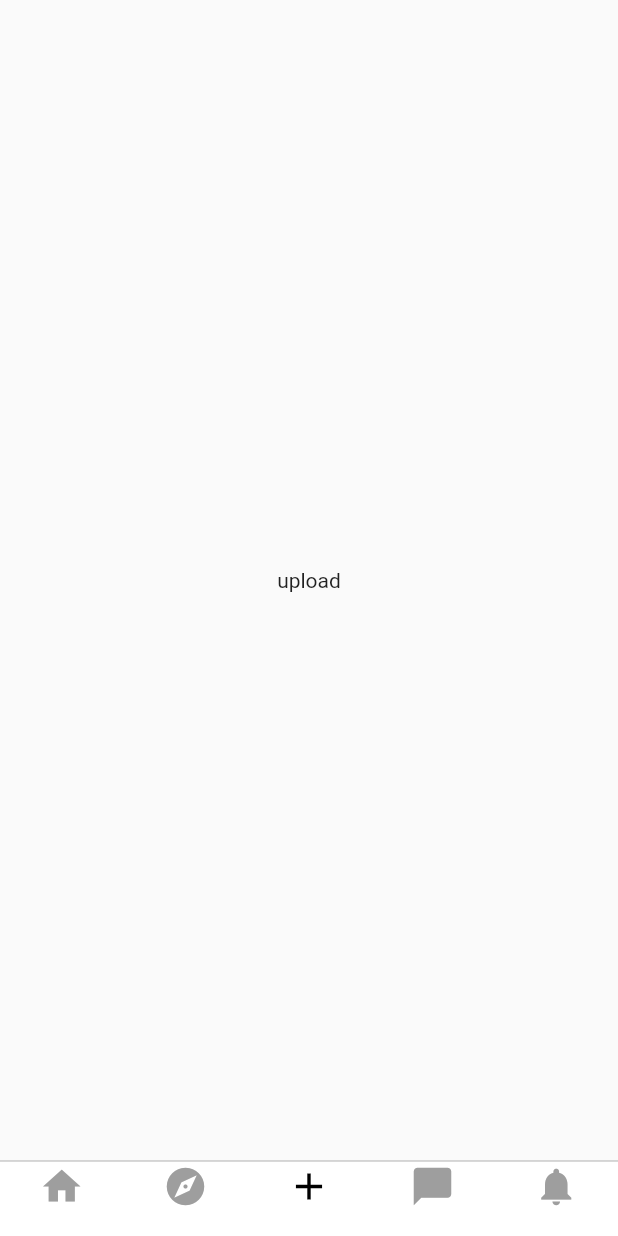
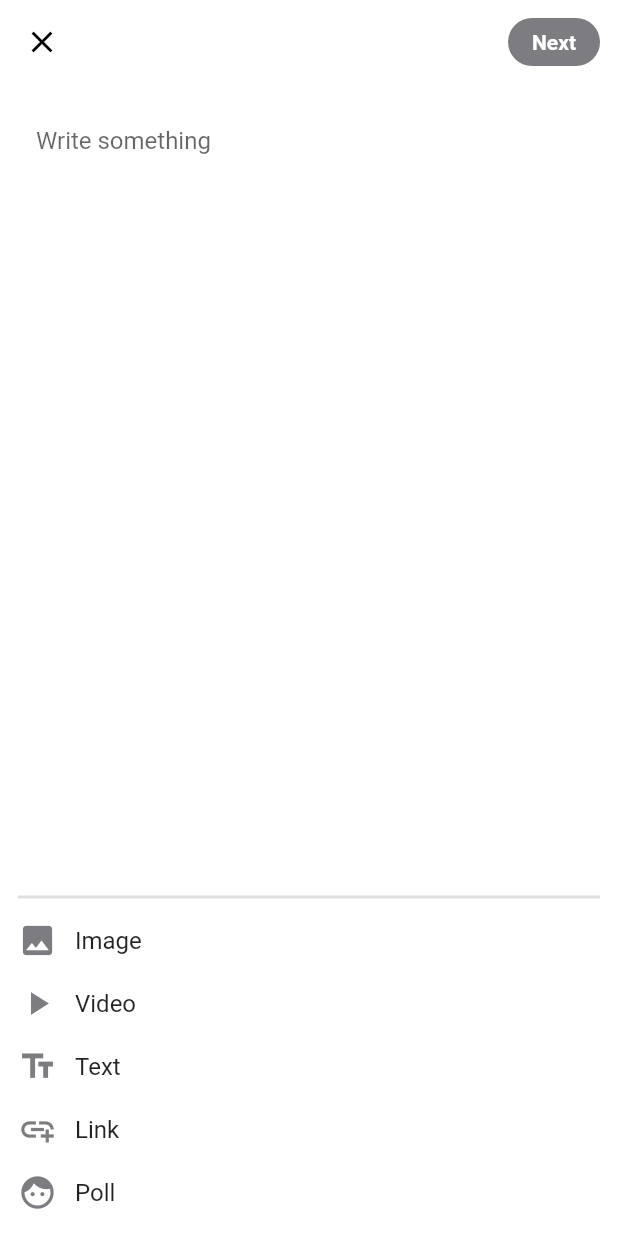
Before and after one commit to dangpham205/Flutter-Reddit-UI-Clone, a Flutter app: the screen it shows after launch, after a tap on "Sign up with Google", after a tap on the "add" icon, on a phone screen of 412 x 824 dp. Run offline on Flutter 3.47's test engine with Material 2 defaults, Android fonts, the phone set to English and light mode, and no system bars.

Commit message:
upload screen done

```diff
--- a/lib/views/base_screen.dart
+++ b/lib/views/base_screen.dart
@@ -53,7 +53,7 @@ class _BaseScreenState extends State<BaseScreen> {
     // user này có thể null vì lúc đầu có thể chưa kết nối tới firebase kịp để get
     return Scaffold(
       body: PageView(
-        children: const[
+        children: const [
           HomeScreen(),
           ExploreScreen(),
           UploadScreen(),
@@ -86,9 +86,17 @@ class _BaseScreenState extends State<BaseScreen> {
                 label: '',
                 backgroundColor: Colors.white),
             BottomNavigationBarItem(
-                icon: Icon(
-                  Icons.add,
-                  color: tabColor(2),
+                icon: InkWell(
+                  onTap: () {
+                    Navigator.of(context).push(MaterialPageRoute(builder: (context) => const UploadScreen()));
+                  },
+                  child: Padding(
+                    padding: const EdgeInsets.symmetric(horizontal: 12),
+                    child: Icon(
+                      Icons.add,
+                      color: tabColor(2),
+                    ),
+                  ),
                 ),
                 label: '',
                 backgroundColor: Colors.white),
--- a/lib/views/main_screens/upload_screen.dart
+++ b/lib/views/main_screens/upload_screen.dart
@@ -1,4 +1,6 @@
 import 'package:flutter/material.dart';
+
+import '../../constants/colors.dart';
 
 class UploadScreen extends StatefulWidget {
   const UploadScreen({ Key? key }) : super(key: key);
@@ -8,10 +10,129 @@ class UploadScreen extends StatefulWidget {
 }
 
 class _UploadScreenState extends State<UploadScreen> {
+
+  final TextEditingController controller = TextEditingController();
+
+  @override
+  void initState() {
+    super.initState();
+    controller.addListener(() {
+      setState(() {}); // setState every time text changes
+    });
+  }
+  @override
+  void dispose() {
+    super.dispose();
+    controller.dispose();
+  }
   @override
   Widget build(BuildContext context) {
-    return Center(
-      child: Text('upload'),
+    return Scaffold(
+      appBar: AppBar(
+        backgroundColor: Colors.white,
+        elevation: 0,
+        leading: InkWell(
+          onTap: () {
+            Navigator.of(context).pop();
+          },
+          child: const Icon(Icons.close)
+        ),
+        actions: [
+          Column(
+            mainAxisAlignment: MainAxisAlignment.center,
+            mainAxisSize: MainAxisSize.min,
+            children: [
+              Container(
+                padding: const EdgeInsets.symmetric(vertical: 8, horizontal: 16),
+                decoration: BoxDecoration(
+                  borderRadius: const BorderRadius.vertical(
+                    bottom: Radius.circular(26.0),
+                    top: Radius.circular(26.0)
+                  ),
+                  color: controller.text.isNotEmpty  ? darkblue : textColor2,
+                ),
+                  child: const Center(
+                    child: Text(
+                      'Next',
+                      style: TextStyle(
+                        color: Colors.white,
+                        fontWeight: FontWeight.bold
+                      ),
+                  )
+                )
+              ),
+            ],
+          ),
+          const SizedBox(width: 12,)
+        ],
+
+      ),
+      body: Container(
+        padding: const EdgeInsets.symmetric(horizontal: 12, vertical: 8),
+        color: Colors.white,
+        child: Column(
+          children: [
+            TextFormField(
+              controller: controller,
+              maxLines: 12,
+              style: const TextStyle(color: Colors.black),
+              decoration: const InputDecoration(
+                fillColor: seperateColor,
+                hintText: 'Write something',
+                focusedBorder: OutlineInputBorder(
+                        borderSide: BorderSide.none
+                    ),
+                enabledBorder: OutlineInputBorder(
+                        borderSide: BorderSide.none,
+                    ),
+              ),
+            ),
+          ],
+        ),
+      ),
+      bottomSheet: Container(
+        color: Colors.white,
+        padding: const EdgeInsets.symmetric(horizontal: 12, vertical: 8),
+        child: Column(
+          mainAxisSize: MainAxisSize.min,
+          children: const[
+            Divider(thickness: 2,),
+            BottomOptions(icon: Icons.image, text: 'Image',),
+            BottomOptions(icon: Icons.play_arrow, text: 'Video',),
+            BottomOptions(icon: Icons.text_fields, text: 'Text',),
+            BottomOptions(icon: Icons.add_link, text: 'Link',),
+            BottomOptions(icon: Icons.face_rounded, text: 'Poll',),
+          ],
+        ),
+      ),
     );
   }
 }
+
+class BottomOptions extends StatelessWidget {
+
+
+  const BottomOptions({
+    Key? key,
+    required IconData icon,
+    required String text
+  }) : icon = icon, text = text,super(key: key);
+
+  final IconData icon;
+  final String text;
+
+  @override
+  Widget build(BuildContext context) {
+    return Container(
+      padding: const EdgeInsets.symmetric(vertical: 8),
+      child: Row(
+        mainAxisAlignment: MainAxisAlignment.start,
+        children: [
+          Icon(icon, size: 26,color: textColor2,),
+          const SizedBox(width: 12,),
+          Text(text, style: const TextStyle(fontSize: 16),)
+        ],
+      ),
+    );
+  }
+}
```
